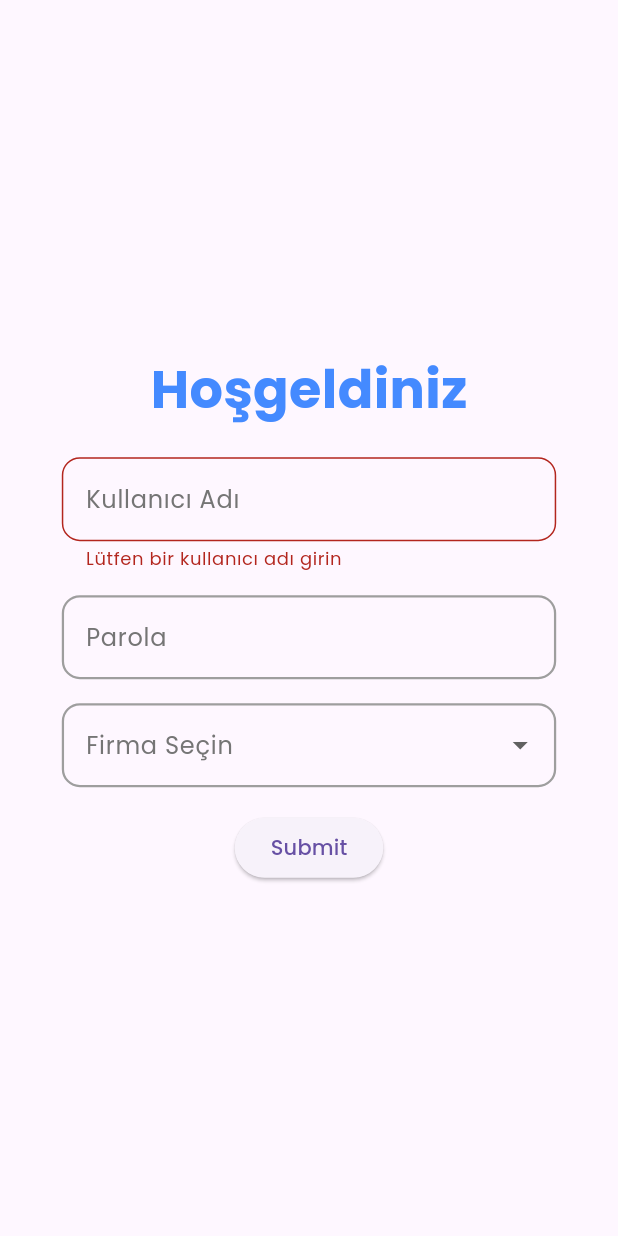
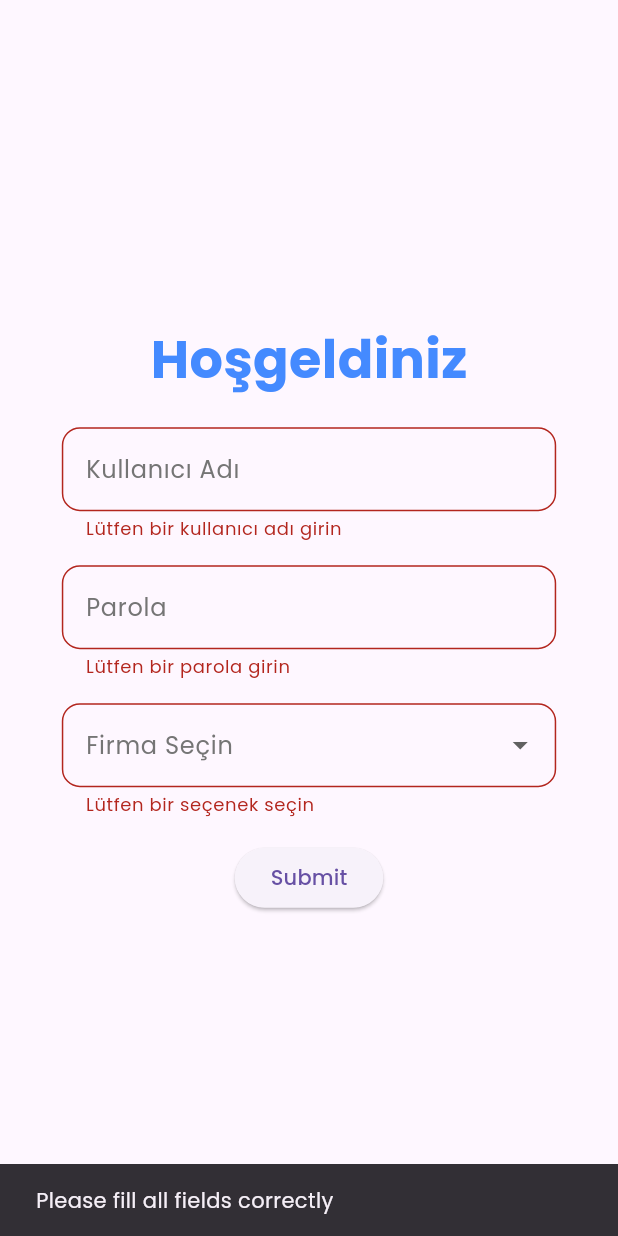
Before and after one commit to btnahmet/mobil_app, a Flutter app: the screen it shows after launch, after a tap on "Submit", on a phone screen of 412 x 824 dp. Run offline on Flutter 3.47's test engine with Material 3 defaults, Android fonts, the phone set to English and light mode, and no system bars; our stand-ins replace google_fonts.

```diff
--- a/lib/main.dart
+++ b/lib/main.dart
@@ -1,5 +1,6 @@
 import 'package:flutter/material.dart';
 import 'package:google_fonts/google_fonts.dart';
+import 'package:mobil_app/screens/home.dart';
 
 void main() {
   runApp(const MyApp());
@@ -28,7 +29,7 @@ class MyApp extends StatelessWidget {
           ),
         ),
       ),
-      home: const MyHomePage(title: ''),
+      home: const MyHomePage(title: 'Login Page'),
     );
   }
 }
@@ -44,9 +45,6 @@ class MyHomePage extends StatefulWidget {
 
 class _MyHomePageState extends State<MyHomePage> {
   final _formKey = GlobalKey<FormState>();
-  final _formKey2 = GlobalKey<FormState>();
-  final _formKey3 = GlobalKey<FormState>();
-
   String? _selectedOption;
   final List<String> _options = ['Firma 1', 'Firma 2', 'Firma 3'];
 
@@ -57,7 +55,9 @@ class _MyHomePageState extends State<MyHomePage> {
   Widget build(BuildContext context) {
     double deviceWidth = MediaQuery.of(context).size.width;
     double deviceHeight = MediaQuery.of(context).size.height;
-    return Scaffold(
+
+    return SafeArea(
+      child: Scaffold(
         body: Center(
           child: SingleChildScrollView(
             child: Padding(
@@ -79,7 +79,9 @@ class _MyHomePageState extends State<MyHomePage> {
                   const SizedBox(height: 20), // Form elemanları arasında boşluk
                   Form(
                     key: _formKey,
-                  child: TextFormField(
+                    child: Column(
+                      children: [
+                        TextFormField(
                           controller: _controller,
                           decoration: InputDecoration(
                             labelText: "Kullanıcı Adı",
@@ -92,11 +94,9 @@ class _MyHomePageState extends State<MyHomePage> {
                             return null;
                           },
                         ),
-                ),
-                const SizedBox(height: 16), // Form elemanları arasında boşluk
-                Form(
-                  key: _formKey2,
-                  child: TextFormField(
+                        const SizedBox(
+                            height: 16), // Form elemanları arasında boşluk
+                        TextFormField(
                           controller: _controller2,
                           decoration: InputDecoration(
                             labelText: "Parola",
@@ -110,11 +110,9 @@ class _MyHomePageState extends State<MyHomePage> {
                             return null;
                           },
                         ),
-                ),
-                const SizedBox(height: 16), // Form elemanları arasında boşluk
-                Form(
-                  key: _formKey3,
-                  child: DropdownButtonFormField<String>(
+                        const SizedBox(
+                            height: 16), // Form elemanları arasında boşluk
+                        DropdownButtonFormField<String>(
                           value: _selectedOption,
                           items: _options.map((option) {
                             return DropdownMenuItem<String>(
@@ -128,7 +126,7 @@ class _MyHomePageState extends State<MyHomePage> {
                             });
                           },
                           decoration: InputDecoration(
-                      labelText: 'Firma Seçin',
+                            labelText: "Firma Seçin",
                             labelStyle: TextStyle(color: Colors.grey[600]),
                           ),
                           validator: (value) {
@@ -138,21 +136,38 @@ class _MyHomePageState extends State<MyHomePage> {
                             return null;
                           },
                         ),
-                ),
                         Padding(
-                  padding: EdgeInsets.only(top: deviceHeight/50),
+                          padding: EdgeInsets.only(top: deviceHeight / 50),
                           child: ElevatedButton(
                             onPressed: () {
                               if (_formKey.currentState?.validate() ?? false) {
                                 ScaffoldMessenger.of(context).showSnackBar(
-                          const SnackBar(content: Text('Processing Data')),
+                                  const SnackBar(
+                                      content: Text('Processing Data')),
+                                );
+                                Navigator.push(
+                                  context,
+                                  MaterialPageRoute(
+                                    builder: (context) =>
+                                        const HomePage(title: "Home"),
+                                  ),
+                                );
+                              } else {
+                                ScaffoldMessenger.of(context).showSnackBar(
+                                  const SnackBar(
+                                      content: Text(
+                                          'Please fill all fields correctly')),
                                 );
                               }
                             },
                             child: const Text('Submit'),
                           ),
-                )
+                        ),
                       ],
+                    ),
+                  ),
+                ],
+              ),
             ),
           ),
         ),
--- a/pubspec.yaml
+++ b/pubspec.yaml
@@ -31,10 +31,11 @@ dependencies:
   flutter:
     sdk: flutter
 
-
   # The following adds the Cupertino Icons font to your application.
   # Use with the CupertinoIcons class for iOS style icons.
   cupertino_icons: ^1.0.6
+
+  # Additional dependencies for the project
   hexcolor: ^3.0.1
   google_fonts: ^6.2.1
 
```
Also changed, not shown: lib/screens/cari_tanitim.dart (added, +10 -0 lines), lib/screens/home.dart (added, +285 -0 lines), 1 other file. Lines whose indentation alone changed are shown as unchanged.
